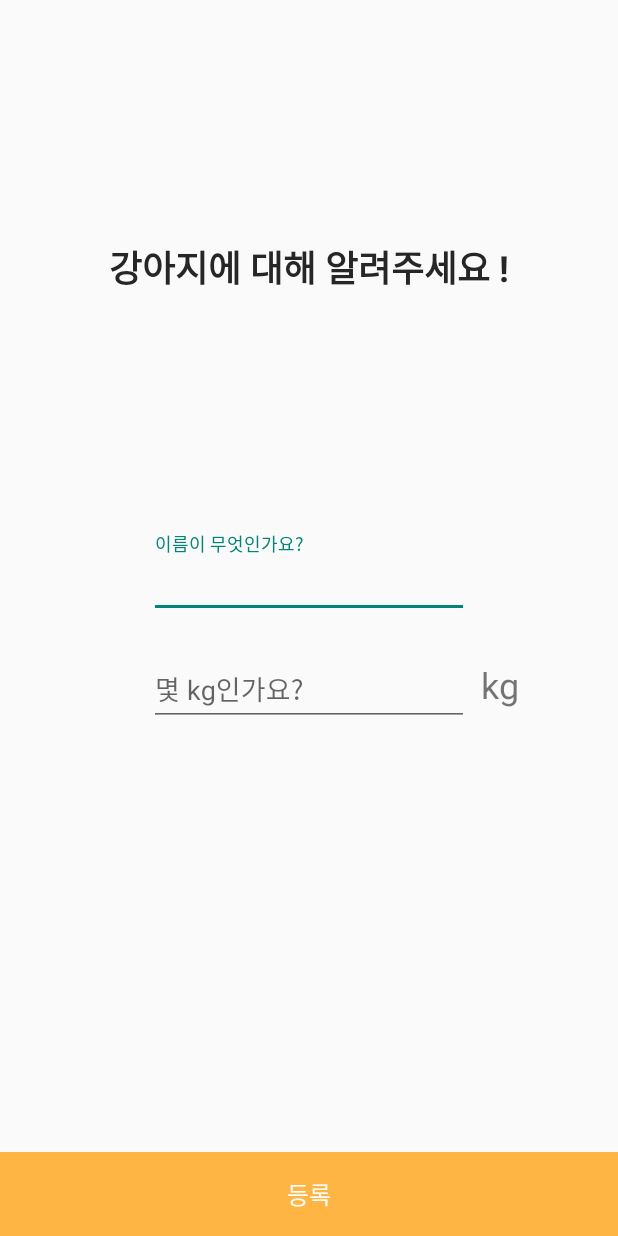
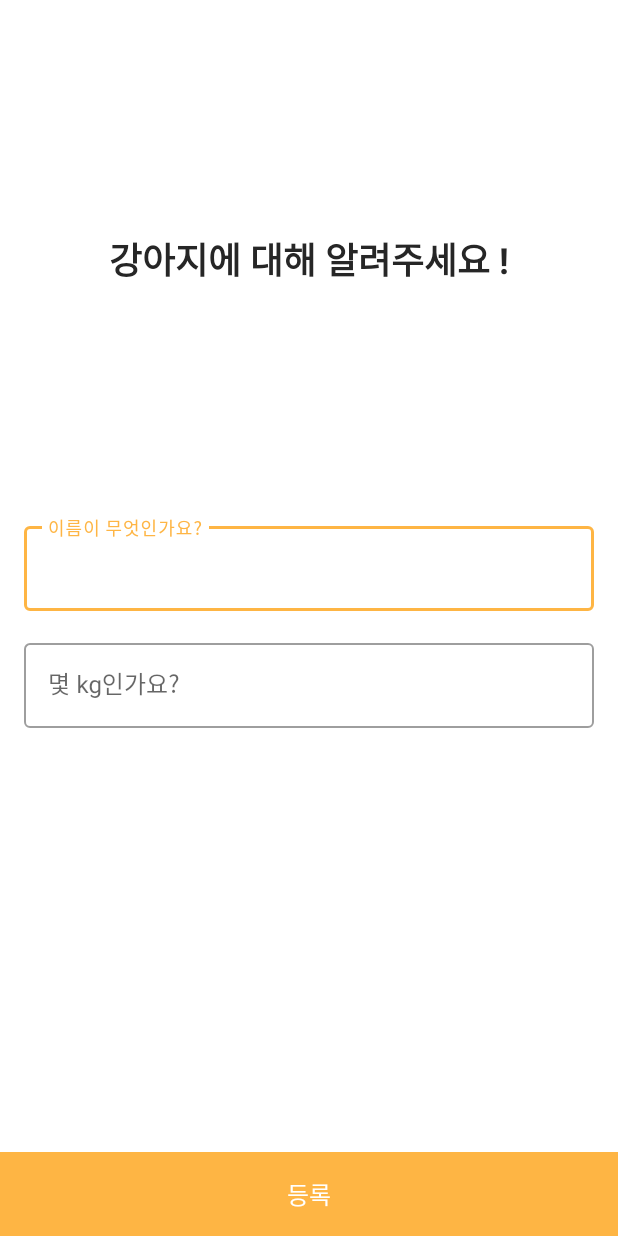
Before and after one commit to summerdewyes/mvvm_walks_with_my_dog_portfolio, an Android app: the fragment SetupFragment shown on its own in the app's theme, on a phone screen of 412 x 824 dp. Run offline under Robolectric (Android 15) with nearby library versions, the phone set to English and light mode, and no system bars.

```diff
--- a/app/src/main/java/com/summerdewyes/mvvm_walks_with_my_dog/di/ServiceModule.kt
+++ b/app/src/main/java/com/summerdewyes/mvvm_walks_with_my_dog/di/ServiceModule.kt
@@ -47,7 +47,7 @@ object ServiceModule {
     ) = NotificationCompat.Builder(app, Constants.NOTIFICATION_CHANNEL_ID)
         .setAutoCancel(false)
         .setOngoing(true)
-        .setSmallIcon(R.drawable.paw_theme)
+        .setSmallIcon(R.drawable.ic_paw_theme)
         .setContentTitle("어야가자")
         .setContentText("00:00:00")
         .setContentIntent(pendingIntent)
--- a/app/src/main/res/layout/fragment_setup.xml
+++ b/app/src/main/res/layout/fragment_setup.xml
@@ -2,7 +2,8 @@
 <androidx.constraintlayout.widget.ConstraintLayout xmlns:android="http://schemas.android.com/apk/res/android"
     xmlns:app="http://schemas.android.com/apk/res-auto"
     android:layout_width="match_parent"
-    android:layout_height="match_parent">
+    android:layout_height="match_parent"
+    >
 
     <TextView
         android:id="@+id/tvWelcome"
@@ -20,13 +21,17 @@
 
     <com.google.android.material.textfield.TextInputLayout
         android:id="@+id/tilName"
-        android:layout_width="wrap_content"
+        android:layout_width="match_parent"
         android:layout_height="wrap_content"
+        android:paddingRight="@dimen/margin_default"
+        android:paddingLeft="@dimen/margin_default"
+        android:paddingBottom="@dimen/margin_default"
         app:layout_constraintBottom_toTopOf="@+id/continueLayout"
         app:layout_constraintEnd_toEndOf="parent"
+        app:layout_constraintStart_toStartOf="parent"
         app:layout_constraintHorizontal_bias="0.5"
-        app:layout_constraintStart_toStartOf="parent"
-        app:layout_constraintTop_toTopOf="parent">
+        app:layout_constraintTop_toTopOf="parent"
+        style="@style/Widget.MaterialComponents.TextInputLayout.OutlinedBox">
 
         <com.google.android.material.textfield.TextInputEditText
             android:id="@+id/etName"
@@ -40,32 +45,24 @@
 
     <com.google.android.material.textfield.TextInputLayout
         android:id="@+id/tilWeight"
-        android:layout_width="wrap_content"
+        android:layout_width="match_parent"
         android:layout_height="wrap_content"
-        android:layout_marginTop="@dimen/margin_default"
+        android:paddingRight="@dimen/margin_default"
+        android:paddingLeft="@dimen/margin_default"
         app:layout_constraintStart_toStartOf="@+id/tilName"
-        app:layout_constraintTop_toBottomOf="@+id/tilName">
+        app:layout_constraintTop_toBottomOf="@+id/tilName"
+        style="@style/Widget.MaterialComponents.TextInputLayout.OutlinedBox">
 
         <com.google.android.material.textfield.TextInputEditText
             android:id="@+id/etWeight"
-            android:layout_width="wrap_content"
+            android:layout_width="match_parent"
             android:layout_height="wrap_content"
             android:hint="@string/what_kg"
             android:ems="10"
-            android:inputType="numberDecimal" />
+            android:inputType="numberDecimal"
+            />
 
     </com.google.android.material.textfield.TextInputLayout>
-
-    <TextView
-        android:id="@+id/tvWeight"
-        android:layout_width="wrap_content"
-        android:layout_height="wrap_content"
-        android:layout_marginStart="@dimen/margin_default_div"
-        android:text="kg"
-        android:textSize="@dimen/medium_content_size"
-        app:layout_constraintBottom_toBottomOf="@+id/tilWeight"
-        app:layout_constraintLeft_toRightOf="@id/tilWeight"
-        app:layout_constraintTop_toTopOf="@+id/tilWeight" />
 
     <androidx.constraintlayout.widget.ConstraintLayout
         android:id="@+id/continueLayout"
--- a/app/src/main/res/values/themes.xml
+++ b/app/src/main/res/values/themes.xml
@@ -1,16 +1,31 @@
 <resources xmlns:tools="http://schemas.android.com/tools">
     <!-- Base application theme. -->
-    <style name="Theme.Mvvm_walks_with_my_dog" parent="Theme.AppCompat.DayNight.NoActionBar">
+    <style name="Theme.Mvvm_walks_with_my_dog" parent="Theme.MaterialComponents.DayNight.NoActionBar">
         <!-- Primary brand color. -->
-        <item name="colorPrimary">@color/white</item>
+        <item name="colorPrimary">@color/colorAccent</item>
         <item name="colorPrimaryVariant">@color/theme_light_yellow</item>
         <item name="colorOnPrimary">@color/black</item>
         <!-- Secondary brand color. -->
-        <item name="colorSecondary">@color/white</item>
+        <item name="colorSecondary">@color/colorAccent</item>
         <item name="colorSecondaryVariant">@color/theme_light_yellow</item>
         <item name="colorOnSecondary">@color/black</item>
         <!-- Status bar color. -->
         <item name="android:statusBarColor" tools:targetApi="l">?attr/colorPrimaryVariant</item>
         <!-- Customize your theme here. -->
+
     </style>
+
+    <style name="AlertDialogTheme" parent="ThemeOverlay.MaterialComponents.Dialog.Alert">
+        <item name="buttonBarPositiveButtonStyle">@style/PositiveButtonStyle</item>
+        <item name="buttonBarNegativeButtonStyle">@style/NegativeButtonStyle</item>
+    </style>
+
+    <style name="NegativeButtonStyle" parent="Widget.MaterialComponents.Button.TextButton.Dialog">
+        <item name="android:textColor">@color/colorAccent</item>
+    </style>
+
+    <style name="PositiveButtonStyle" parent="Widget.MaterialComponents.Button.TextButton.Dialog">
+        <item name="android:textColor">@color/colorAccent</item>
+    </style>
+
 </resources>
```
Also changed, not shown: app/src/main/java/com/summerdewyes/mvvm_walks_with_my_dog/services/TrackingService.kt (+17 -0 lines), app/src/main/java/com/summerdewyes/mvvm_walks_with_my_dog/ui/fragments/TrackingFragment.kt (+32 -1 lines), app/src/main/res/layout/fragment_settings.xml (+7 -7 lines), app/src/main/res/layout/fragment_tracking.xml (+13 -0 lines), app/src/main/res/values-night/themes.xml (+14 -1 lines), app/src/main/res/drawable/ic_delete.png (added), app/src/main/res/drawable/ic_paw_theme.png (renamed from app/src/main/res/drawable/paw_theme.png).
